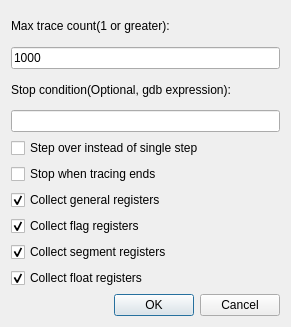
Qt form GUI/TraceInstructionsPromptDialog.ui (korcankaraokcu/PINCE) before a commit.
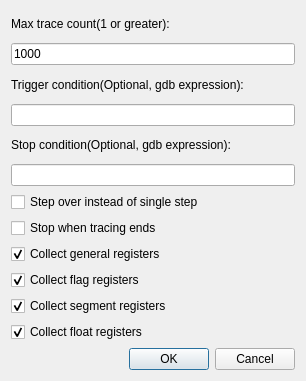
The same form after that commit.

Commit message: Added trigger condition field to the TraceInstructionsPromptDialog

Patch:
```diff
--- a/GUI/TraceInstructionsPromptDialog.ui
+++ b/GUI/TraceInstructionsPromptDialog.ui
@@ -6,8 +6,8 @@
    <rect>
     <x>0</x>
     <y>0</y>
-    <width>291</width>
-    <height>327</height>
+    <width>306</width>
+    <height>381</height>
    </rect>
   </property>
   <property name="windowTitle">
@@ -30,6 +30,19 @@
        </property>
       </widget>
      </item>
+     <item>
+      <widget class="QLabel" name="label_3">
+       <property name="toolTip">
+        <string>Tracing will start if this condition is met</string>
+       </property>
+       <property name="text">
+        <string>Trigger condition(Optional, gdb expression):</string>
+       </property>
+      </widget>
+     </item>
+     <item>
+      <widget class="QLineEdit" name="lineEdit_TriggerCondition"/>
+     </item>
      <item>
       <widget class="QLabel" name="label_2">
        <property name="text">
```
Left out of the diff: 6 changed lines with no effect on the pictures. The commit also changes 3 other files.
